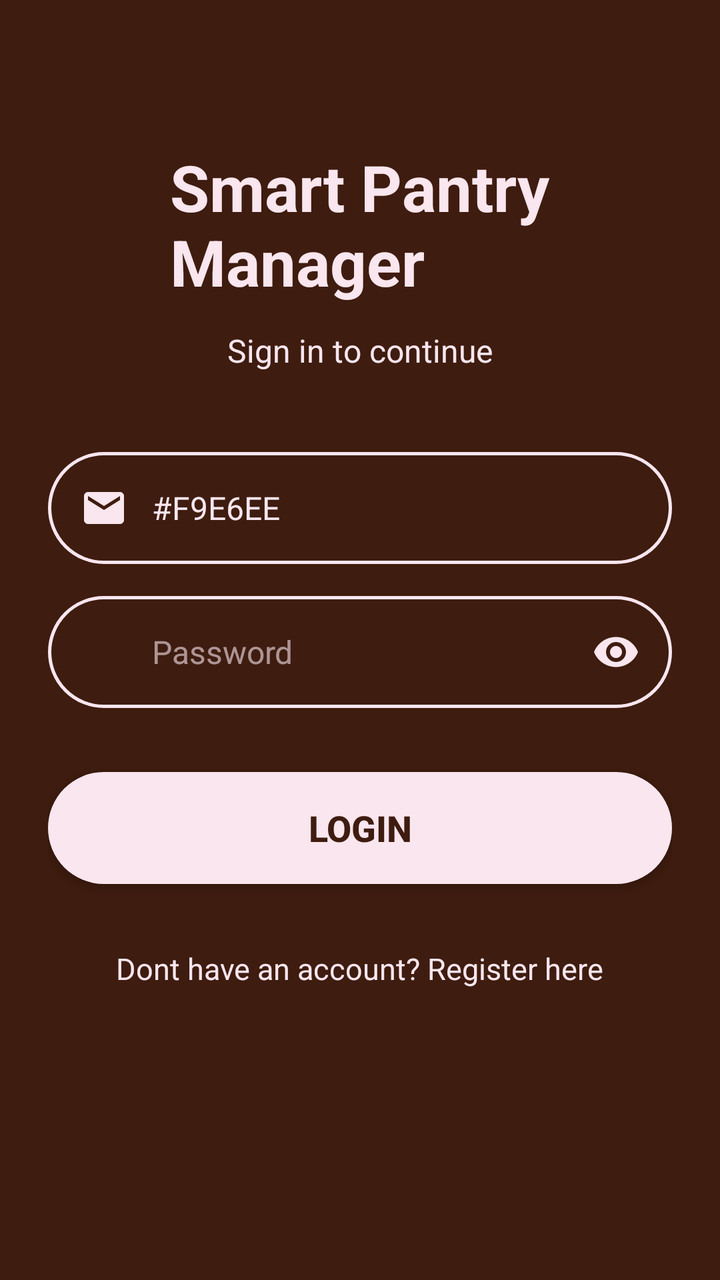
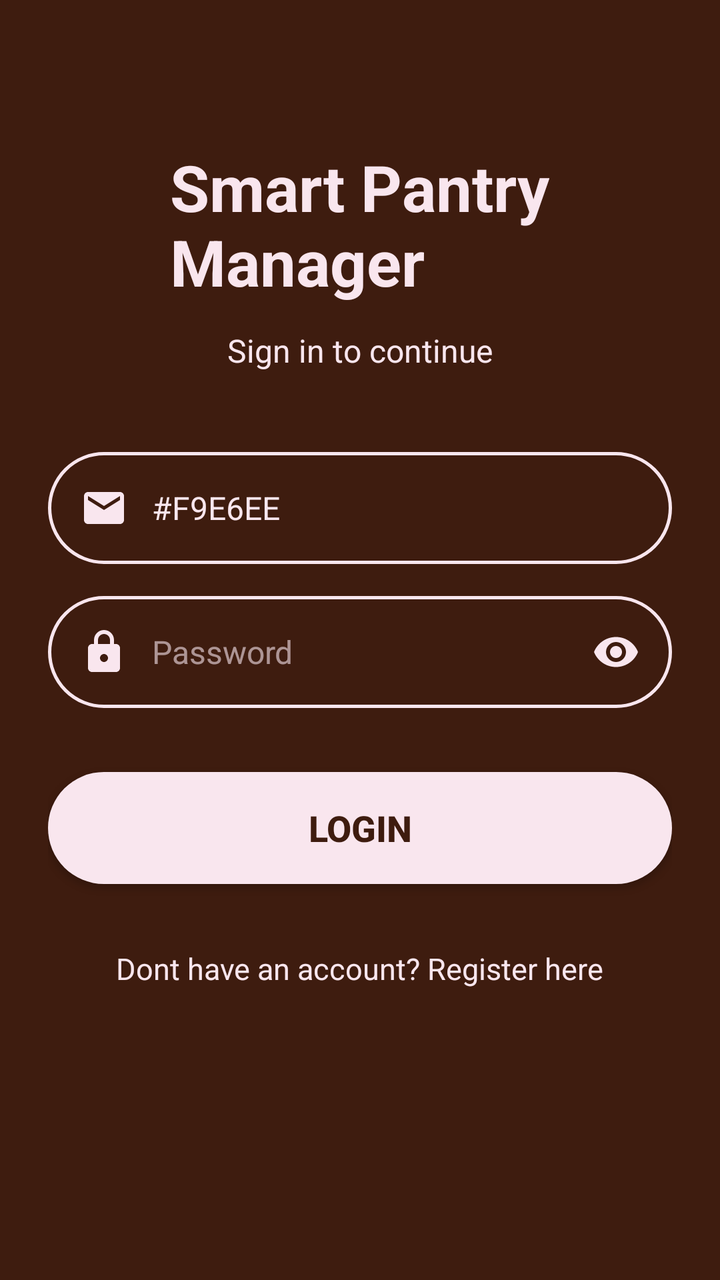

Two renders of the same Android screen: before a commit and after it. Below are the layout's source before the change and the commit's diff.
<!-- AndroidManifest.xml: application theme Theme.SmartPantryManager -->
<!-- res/layout/activity_login.xml -->
<?xml version="1.0" encoding="utf-8"?>
<ScrollView xmlns:android="http://schemas.android.com/apk/res/android"
    xmlns:app = "http://schemas.android.com/apk/res-auto"
    android:layout_width="match_parent"
    android:layout_height="match_parent"
    android:background="@color/cocoa_brown"
    android:fillViewport="true">

    <LinearLayout
        android:layout_width="match_parent"
        android:layout_height="wrap_content"
        android:orientation="vertical"
        android:padding="24dp"
        android:gravity="center_horizontal">
        
        <TextView
            android:layout_width="wrap_content"
            android:layout_height="wrap_content"
            android:text="Smart Pantry\nManager"
            android:textAlignment="center"
            android:textSize="32sp"
            android:textStyle="bold"
            android:layout_marginTop="48dp"
            android:layout_marginBottom="12dp" />

        <TextView
            android:layout_width="wrap_content"
            android:layout_height="wrap_content"
            android:text="Sign in to continue"
            android:textSize="16sp"
            android:textColor="@color/misty_rose"
            android:layout_marginBottom="40dp" />
        
        <LinearLayout
            android:layout_width="match_parent"
            android:layout_height="56dp"
            android:layout_marginBottom="16dp"
            android:background="@drawable/rounded_input_bg"
            android:gravity="center_vertical"
            android:paddingHorizontal="16dp"
            android:orientation="horizontal">

            <ImageView
                android:layout_width="24dp"
                android:layout_height="24dp"
                android:src="@drawable/ic_email"
                app:tint="@color/misty_rose"
                android:contentDescription="Username icon" />

            <EditText
                android:id="@+id/edit_username"
                android:layout_width="0dp"
                android:layout_height="match_parent"
                android:layout_weight="1"
                android:layout_marginStart="12dp"
                android:background="@android:color/transparent"
                android:hint="Email / Username"
                android:textColorHint="@color/misty_rose_hint"
                android:text="@color/misty_rose"
                android:textSize="16sp"
                android:inputType="text" />
        </LinearLayout>

        <LinearLayout
            android:layout_width="match_parent"
            android:layout_height="56dp"
            android:layout_marginBottom="32dp"
            android:background="@drawable/rounded_input_bg"
            android:gravity="center_vertical"
            android:paddingHorizontal="16dp"
            android:orientation="horizontal">
            
            <ImageView
                android:layout_width="24dp"
                android:layout_height="24dp"
                android:srcx="@drawable/ic_lock"
                app:tint="@color/misty_rose"
                android:contentDescription="Password icon" />
            
            <EditText
                android:id="@+id/edit_password"
                android:layout_width="0dp"
                android:layout_height="match_parent"
                android:layout_weight="1"
                android:layout_marginStart="12dp"
                android:background="@android:color/transparent"
                android:hint="Password"
                android:textColorHint="@color/misty_rose_hint"
                android:textColor="@color/misty_rose"
                android:textSize="16sp"
                android:inputType="textPassword" />

            <ImageView
                android:layout_width="24dp"
                android:layout_height="24dp"
                android:src="@drawable/ic_eye"
                app:tint="@color/misty_rose"
                android:contentDescription="Toggle password" />
        </LinearLayout>

        <Button
            android:id="@+id/button_login"
            android:layout_width="match_parent"
            android:layout_height="56dp"
            android:background="@drawable/rounded_button_filled"
            android:textColor="@color/cocoa_brown"
            android:textSize="18sp"
            android:textStyle="bold"
            android:text="Login" />

        <TextView
            android:id="@+id/text_register_link"
            android:layout_width="wrap_content"
            android:layout_height="wrap_content"
            android:layout_marginTop="24dp"
            android:text="Dont have an account? Register here"
            android:textcolor="@color/misty_rose"
            android:textSize="15sp"
            android:padding="8dp"
            android:clickable="true"
            android:focusable="true" />
    </LinearLayout>
</ScrollView>
<!-- resources referenced by this layout -->
<resources>
  <color name="cocoa_brown">#3E1C0F</color>
  <color name="misty_rose">#F9E6EE</color>
  <color name="misty_rose_hint">#99F9E6EE</color>
  <!-- drawable ic_email (drawable) -->
  <vector xmlns:android="http://schemas.android.com/apk/res/android"
      android:width="24dp" android:height="24dp"
      android:viewportWidth="24" android:viewportHeight="24">
      <path android:fillColor="#F9E6EE" android:pathData="M20,4H4c-1.1,0 -1.99,0.9 -1.99,2L2,18c0,1.1 0.9,2 2,2h16c1.1,0 2,-0.9 2,-2V6c0,-1.1 -0.9,-2 -2,-2zM20,8l-8,5 -8,-5V6l8,5 8,-5v2z"/>
  
  </vector>
  <!-- drawable ic_eye (drawable) -->
  <vector xmlns:android="http://schemas.android.com/apk/res/android"
      android:width="24dp" android:height="24dp"
      android:viewportWidth="24" android:viewportHeight="24">
      <path android:fillColor="#F9E6EE" android:pathData="M12,4.5C7,4.5 2.73,7.61 1,12c1.73,4.39 6,7.5 11,7.5s9.27,-3.11 11,-7.5c-1.73,-4.39 -6,-7.5 -11,-7.5zM12,17c-2.76,0 -5,-2.24 -5,-5s2.24,-5 5,-5 5,2.24 5,5 -2.24,5 -5,5zM12,9c-1.66,0 -3,1.34 -3,3s1.34,3 3,3 3,-1.34 3,-3 -1.34,-3 -3,-3z"/>
  </vector>
  <!-- drawable ic_lock (drawable) -->
  <vector xmlns:android="http://schemas.android.com/apk/res/android"
      android:width="24dp" android:height="24dp"
      android:viewportWidth="24" android:viewportHeight="24">
      <path android:fillColor="#F9E6EE" android:pathData="M18,8h-1V6c0,-2.76 -2.24,-5 -5,-5S7,3.24 7,6v2H6c-1.1,0 -2,0.9 -2,2v10c0,1.1 0.9,2 2,2h12c1.1,0 2,-0.9 2,-2V10c0,-1.1 -0.9,-2 -2,-2zM12,17c-1.1,0 -2,-0.9 -2,-2s0.9,-2 2,-2 2,0.9 2,2 -0.9,2 -2,2zM9,8V6c0,-1.66 1.34,-3 3,-3s3,1.34 3,3v2H9z"/>
  
  </vector>
  <!-- drawable rounded_button_filled (drawable) -->
  <?xml version="1.0" encoding="utf-8"?>
  <shape xmlns:android="http://schemas.android.com/apk/res/android"
      android:shape="rectangle">
      <solid android:color="@color/misty_rose"/>
      <corners android:radius="28dp"/>
  </shape>
  <!-- drawable rounded_input_bg (drawable) -->
  <?xml version="1.0" encoding="utf-8"?>
  <shape xmlns:android="http://schemas.android.com/apk/res/android"
      android:shape="rectangle">
      <solid android:color="@color/cocoa_brown"/>
      <corners android:radius="28dp"/>
      <stroke android:width="1.5dp" android:color="@color/misty_rose"/>
  
  </shape>
  <style name="Theme.SmartPantryManager" parent="Theme.MaterialComponents.DayNight.NoActionBar">
  
          <item name="colorPrimary">@color/misty_rose</item>
          <item name="colorPrimaryVariant">@color/misty_rose</item>
          <item name="colorOnPrimary">@color/cocoa_brown</item>
          <item name="colorPrimaryDark">@color/cocoa_brown_dark</item>
          <item name="colorAccent">@color/misty_rose</item>
          <item name="android:windowBackground">@color/cocoa_brown</item>
          <item name="android:textColor">@color/misty_rose</item>
          <item name="android:textColorPrimary">@color/misty_rose</item>
          <item name="android:textColorSecondary">#E6D0D9</item>
          <item name="android:editTextColor">@color/misty_rose</item>
          <item name="android:textColorHint">#B3A2A8</item>
  
  
      </style>
  <color name="cocoa_brown_dark">#2A120A</color>
</resources>

<!-- the commit's change to res/layout/activity_login.xml (unified diff, before → after) -->
@@ -73,7 +73,7 @@
             <ImageView
                 android:layout_width="24dp"
                 android:layout_height="24dp"
-                android:srcx="@drawable/ic_lock"
+                android:src="@drawable/ic_lock"
                 app:tint="@color/misty_rose"
                 android:contentDescription="Password icon" />
             
@@ -114,7 +114,7 @@
             android:layout_height="wrap_content"
             android:layout_marginTop="24dp"
             android:text="Dont have an account? Register here"
-            android:textcolor="@color/misty_rose"
+            android:textColor="@color/misty_rose"
             android:textSize="15sp"
             android:padding="8dp"
             android:clickable="true"
